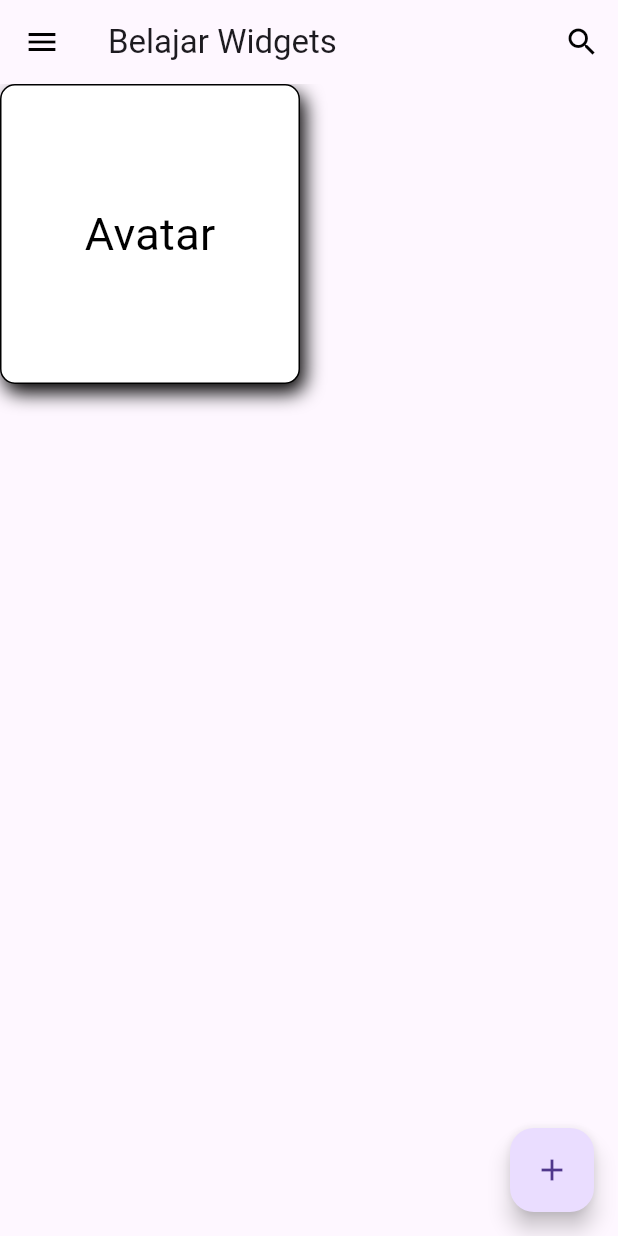
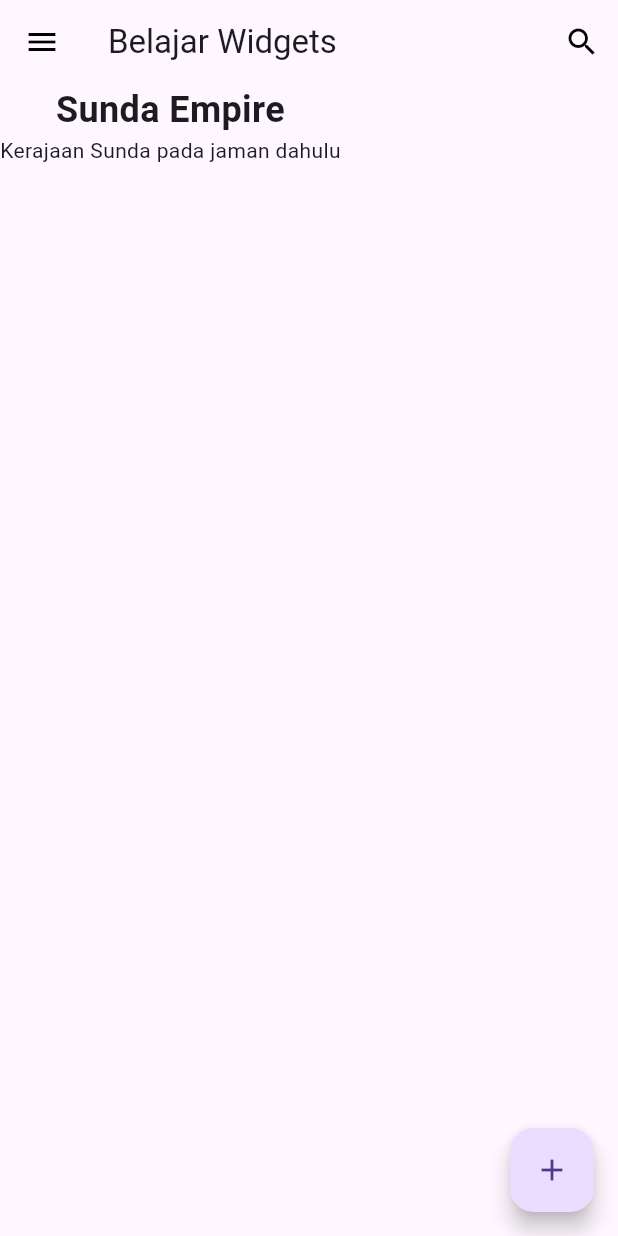
Before and after one commit to Muhammad-Hafizh-Naufal/Belajar-Flutter, a Flutter app: the screen it shows after launch, on a phone screen of 412 x 824 dp. Run offline on Flutter 3.47's test engine with Material 3 defaults, Android fonts, the phone set to English and light mode, and no system bars.

Commit message:
Belajar Row & Column

```diff
--- a/lib/main.dart
+++ b/lib/main.dart
@@ -54,27 +54,27 @@ class MyHomePage extends StatelessWidget {
           },
         ),
       ),
+
       // membuat bagian body
-      body: Container(
-        width: 200,
-        height: 200,
-        padding: EdgeInsets.all(10),
-        decoration: BoxDecoration(
-          color: Colors.white, // warna background
-          border: Border.all(color: Colors.black, width: 1), // tau bordr kan
-          borderRadius: BorderRadius.circular(10), // untuk membuat sudut
-          // shape: BoxShape.circle, // better make ini jika ingin bentuk lingkaran
-          boxShadow: [
-            BoxShadow(
-                color: Colors.black, offset: Offset(3, 6), blurRadius: 10),
-          ],
-        ),
-        child: Center(
-          child: Text(
-            'Avatar',
-            style: TextStyle(fontSize: 30, color: Colors.black),
+      body:
+          // Row(
+          //   mainAxisAlignment:
+          //       MainAxisAlignment.spaceEvenly, // Spasi merata antar widget
+          //   children: const <Widget>[
+          //     Icon(Icons.share),
+          //     Icon(Icons.thumb_up),
+          //     Icon(Icons.thumb_down),
+          //   ],
+          // ),
+
+          Column(
+        children: <Widget>[
+          Text(
+            'Sunda Empire',
+            style: TextStyle(fontSize: 24, fontWeight: FontWeight.bold),
           ),
-        ),
+          Text('Kerajaan Sunda pada jaman dahulu'),
+        ],
       ),
 
       // membuat tombol melayang
```
